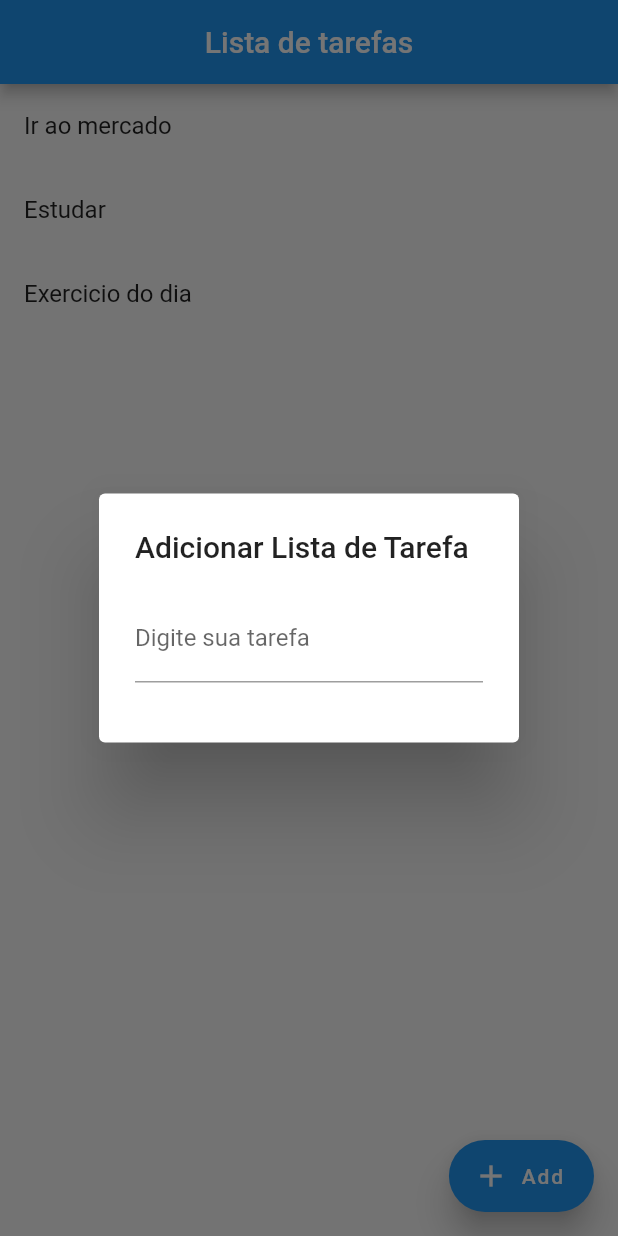
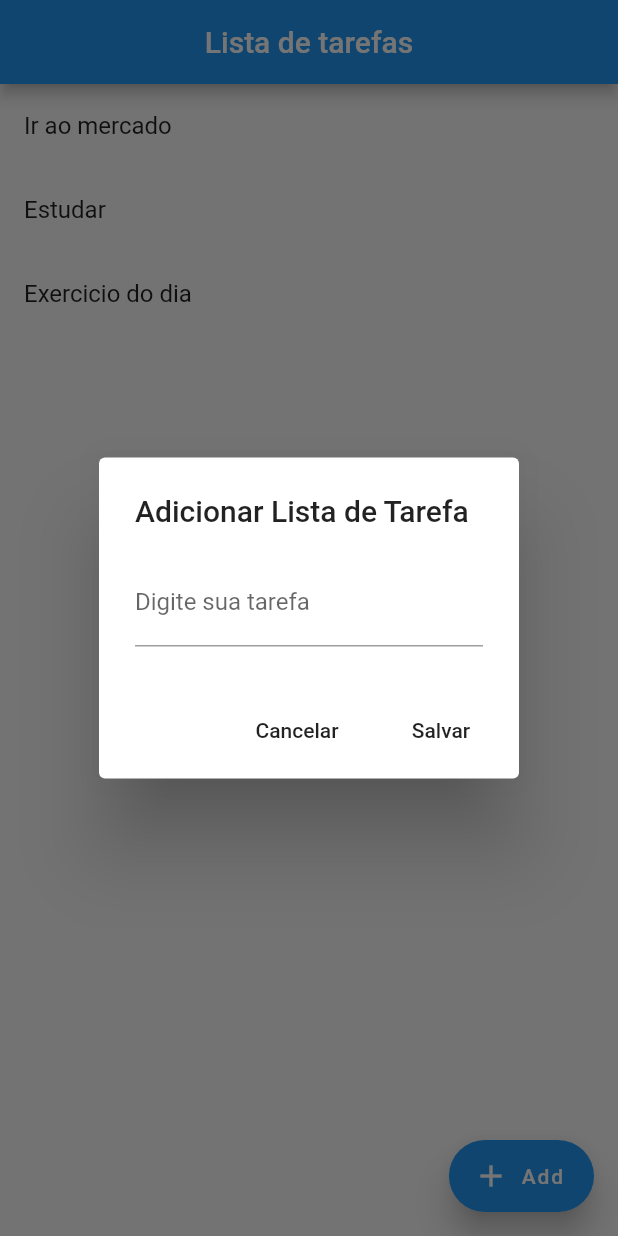
Before and after one commit to brunopfsilva/lista_de_tarefas, a Flutter app: the screen it shows after launch, after a tap on "Add", on a phone screen of 412 x 824 dp. Run offline on Flutter 3.47's test engine with Material 2 defaults, Android fonts, the phone set to English and light mode, and no system bars.

```diff
--- a/lib/pages/home.page.dart
+++ b/lib/pages/home.page.dart
@@ -1,4 +1,5 @@
 import 'package:flutter/material.dart';
+import 'package:path_provider/path_provider.dart';
 
 class Home extends StatefulWidget {
   @override
@@ -6,6 +7,11 @@ class Home extends StatefulWidget {
 }
 
 class _HomeState extends State<Home> {
+
+  _salvarArquivo() async {
+
+  }
+
   List _listTarefas = ["Ir ao mercado", "Estudar", "Exercicio do dia"];
 
   @override
@@ -45,6 +51,15 @@ class _HomeState extends State<Home> {
                   ),
                   actions: <Widget>[
                     // a implementar
+                    FlatButton(
+                      child: Text("Cancelar"),
+                      onPressed: () => Navigator.pop(context),
+                    ),FlatButton(
+                      child: Text("Salvar"),
+                      onPressed: (){
+                        //save task
+                      },
+                    )
                   ],
                 );
               });
--- a/pubspec.yaml
+++ b/pubspec.yaml
@@ -23,6 +23,7 @@ dependencies:
   # The following adds the Cupertino Icons font to your application.
   # Use with the CupertinoIcons class for iOS style icons.
   cupertino_icons: ^0.1.2
+  path_provider: any
 
 dev_dependencies:
   flutter_test:
```
Also changed, not shown: pubspec.lock.
